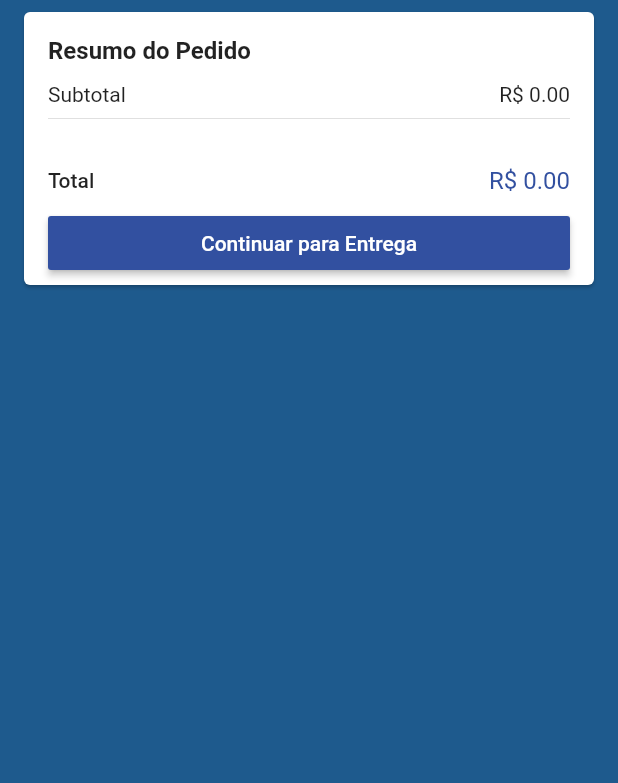
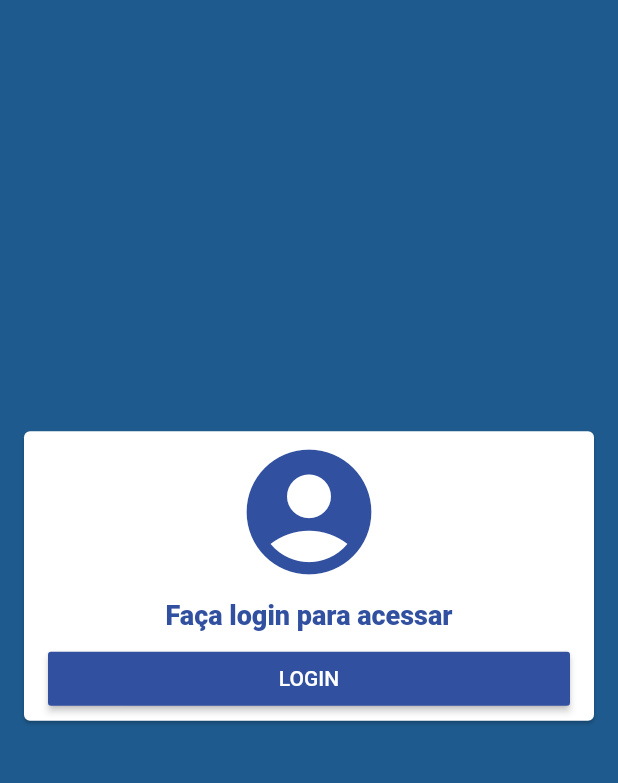
Before and after one commit to adrianofreires/loja_virtual, a Flutter app: the screen it shows after launch, after a tap on the "shopping cart" icon, on a phone screen of 412 x 824 dp, the part 84-867 px from its top. Run offline on Flutter 3.47's test engine with Material 2 defaults, Android fonts, the phone set to English and light mode, and no system bars; our stand-ins replace brasil_fields, carousel_pro, cloud_firestore, dio, firebase_auth, firebase_storage and 4 more; missing offline and left inert: alphabet_list_scroll_view; accounts and stored records are empty.

Commit message:
enviando pedidos para o Firebase
Até a aula 113

```diff
--- /dev/null
+++ b/lib/common/login_card.dart
@@ -0,0 +1,47 @@
+import 'package:flutter/cupertino.dart';
+import 'package:flutter/material.dart';
+
+class LoginCard extends StatelessWidget {
+  @override
+  Widget build(BuildContext context) {
+    return Center(
+      child: Card(
+        margin: const EdgeInsets.all(16.0),
+        child: Padding(
+          padding: const EdgeInsets.fromLTRB(16.0, 4.0, 16.0, 4.0),
+          child: Column(
+            mainAxisSize: MainAxisSize.min,
+            crossAxisAlignment: CrossAxisAlignment.stretch,
+            children: [
+              Icon(
+                Icons.account_circle,
+                color: Theme.of(context).primaryColor,
+                size: 100,
+              ),
+              Padding(
+                padding: const EdgeInsets.all(8.0),
+                child: Text(
+                  'Faça login para acessar',
+                  textAlign: TextAlign.center,
+                  style: TextStyle(
+                    fontSize: 18,
+                    fontWeight: FontWeight.w800,
+                    color: Theme.of(context).primaryColor,
+                  ),
+                ),
+              ),
+              RaisedButton(
+                onPressed: () {
+                  Navigator.of(context).pushNamed('/login');
+                },
+                color: Theme.of(context).primaryColor,
+                textColor: Colors.white,
+                child: Text('LOGIN'),
+              ),
+            ],
+          ),
+        ),
+      ),
+    );
+  }
+}
--- a/lib/main.dart
+++ b/lib/main.dart
@@ -2,6 +2,7 @@ import 'package:flutter/material.dart';
 import 'package:loja_virtual/models/admin_users_manager.dart';
 import 'package:loja_virtual/models/cepaberto_address.dart';
 import 'package:loja_virtual/screens/address/address_screen.dart';
+import 'package:loja_virtual/screens/checkout/checkout_screen.dart';
 import 'package:loja_virtual/screens/edit_product/edit_product_screen.dart';
 import 'package:loja_virtual/screens/product/product_screen.dart';
 import 'package:loja_virtual/screens/select_product/select_product_screen.dart';
@@ -65,6 +66,8 @@ class MyApp extends StatelessWidget {
               return MaterialPageRoute(builder: (_) => LoginScreen());
             case '/address':
               return MaterialPageRoute(builder: (_) => AddressScreen());
+            case '/checkout':
+              return MaterialPageRoute(builder: (_) => CheckoutScreen());
             case '/signup':
               return MaterialPageRoute(builder: (_) => SignUpScreen());
             case '/edit_product':
@@ -77,7 +80,7 @@ class MyApp extends StatelessWidget {
             case '/select_product':
               return MaterialPageRoute(builder: (_) => SelectProductScreen());
             case '/cart':
-              return MaterialPageRoute(builder: (_) => CartScreen());
+              return MaterialPageRoute(builder: (_) => CartScreen(), settings: settings);
             case '/base':
             default:
               return MaterialPageRoute(builder: (_) => BaseScreen());
--- a/lib/models/cart_manager.dart
+++ b/lib/models/cart_manager.dart
@@ -17,15 +17,24 @@ class CartManager extends ChangeNotifier {
   num productsPrice = 0.0;
   num deliveryPrice;
   num get totalPrice => productsPrice + (deliveryPrice ?? 0);
+  bool _loading = false;
+  bool get loading => _loading;
+  set loading(bool value) {
+    _loading = value;
+    notifyListeners();
+  }
 
   final Firestore firestore = Firestore.instance;
 
   void updateUser(UserManager userManager) {
     user = userManager.user;
+    productsPrice = 0.0;
     items.clear();
+    removeAddress();
 
     if (user != null) {
       _loadCartItems();
+      _loadUserAddress();
     }
   }
 
@@ -33,6 +42,13 @@ class CartManager extends ChangeNotifier {
     final QuerySnapshot cartSnap = await user.cartReference.getDocuments();
 
     items = cartSnap.documents.map((d) => CartProduct.fromDocument(d)..addListener(_onItemUpdated)).toList();
+  }
+
+  Future<void> _loadUserAddress() async {
+    if (user.address != null && await calculateDelivery(user.address.latitude, user.address.longitude)) {
+      address = user.address;
+      notifyListeners();
+    }
   }
 
   void addToCart(Product product) {
@@ -87,6 +103,7 @@ class CartManager extends ChangeNotifier {
   bool get isAddressValid => address != null && deliveryPrice != null;
 
   Future<void> getAddress(String cep) async {
+    loading = true;
     final cepAbertoService = CepAbertoServices();
     try {
       final cepAbertoAddress = await cepAbertoService.getAddressFromCep(cep);
@@ -101,18 +118,22 @@ class CartManager extends ChangeNotifier {
           latitude: cepAbertoAddress.latitude,
           longitude: cepAbertoAddress.longitude,
         );
-        notifyListeners();
       }
+      loading = false;
     } catch (e) {
-      debugPrint(e.toString());
+      loading = false;
+      return Future.error('CEP Inválido');
     }
   }
 
   Future<void> setAddress(Address address) async {
+    loading = true;
     this.address = address;
     if (await calculateDelivery(address.latitude, address.longitude)) {
-      notifyListeners();
+      user.setAddress(address);
+      loading = false;
     } else {
+      loading = false;
       return Future.error('Endereço fora do raio de entrega');
     }
   }
--- a/lib/screens/address/address_screen.dart
+++ b/lib/screens/address/address_screen.dart
@@ -20,7 +20,11 @@ class AddressScreen extends StatelessWidget {
             builder: (_, cartManager, __) {
               return PriceCard(
                 buttonText: 'Continuar para Pagamento',
-                onPressed: cartManager.isAddressValid ? () {} : null,
+                onPressed: cartManager.isAddressValid
+                    ? () {
+                        Navigator.of(context).pushNamed('/checkout');
+                      }
+                    : null,
               );
             },
           ),
--- a/lib/screens/cart/cart_screen.dart
+++ b/lib/screens/cart/cart_screen.dart
@@ -1,4 +1,6 @@
 import 'package:flutter/material.dart';
+import 'package:loja_virtual/common/empty_card.dart';
+import 'package:loja_virtual/common/login_card.dart';
 import 'package:loja_virtual/models/cart_manager.dart';
 import 'package:loja_virtual/screens/cart/components/cart_tile.dart';
 import 'package:provider/provider.dart';
@@ -14,18 +16,27 @@ class CartScreen extends StatelessWidget {
       ),
       body: Consumer<CartManager>(
         builder: (_, cartManager, __) {
+          if (cartManager.user == null) {
+            return LoginCard();
+          }
+          if (cartManager.items.isEmpty) {
+            return EmptyCard(
+              iconData: Icons.remove_shopping_cart,
+              title: 'Nenhum produto no carrinho',
+            );
+          }
           return ListView(
             children: <Widget>[
               Column(
-                children: cartManager.items
-                    .map((cartProduct) => CartTile(cartProduct))
-                    .toList(),
+                children: cartManager.items.map((cartProduct) => CartTile(cartProduct)).toList(),
               ),
               PriceCard(
                 buttonText: 'Continuar para Entrega',
-                onPressed: cartManager.isCartValid ? () {
-                  Navigator.pushNamed(context, '/address');
-                } : null,
+                onPressed: cartManager.isCartValid
+                    ? () {
+                        Navigator.pushNamed(context, '/address');
+                      }
+                    : null,
               ),
             ],
           );
```
Also changed, not shown: lib/common/empty_card.dart (added, +38 -0 lines), lib/models/address.dart (+26 -0 lines), lib/models/cart_product.dart (+15 -3 lines), lib/models/checkout_manager.dart (added, +81 -0 lines), lib/models/order.dart (added, +31 -0 lines), lib/models/user.dart (+15 -7 lines), lib/screens/address/components/address_input_field.dart (+14 -3 lines), lib/screens/address/components/cep_input_field.dart (+31 -9 lines), lib/screens/base/base_screen.dart (+6 -1 lines), lib/screens/checkout/checkout_screen.dart (added, +41 -0 lines).
